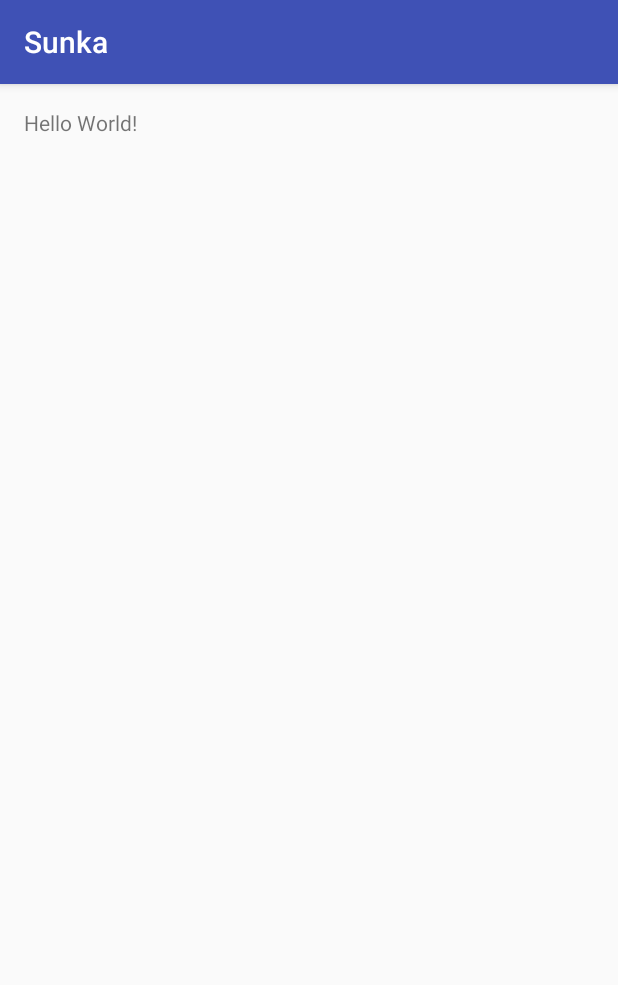
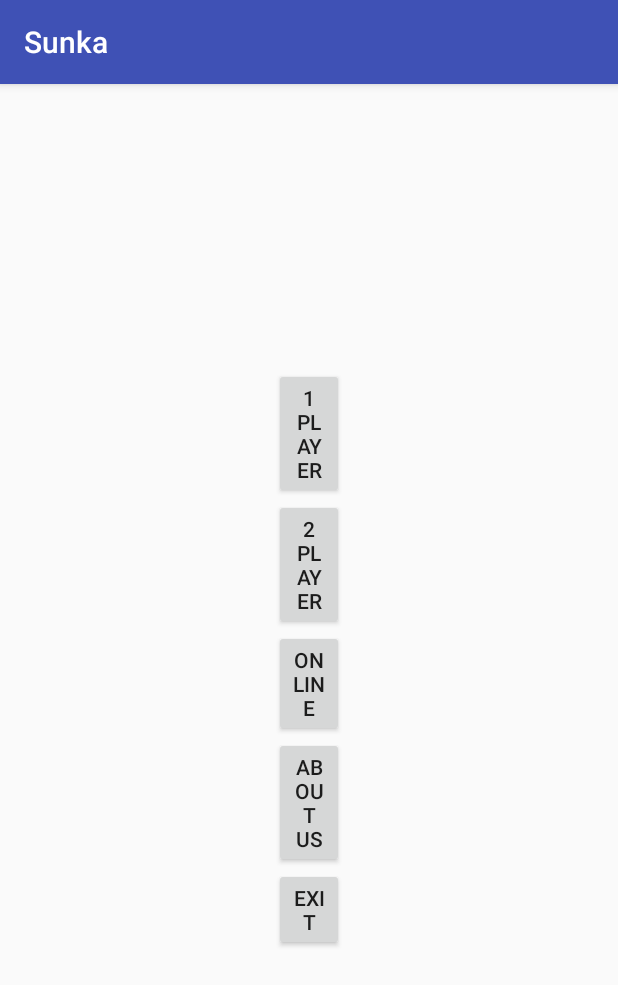
Before and after one commit to kylehodgetts/Sungka, an Android app: the screen it shows after launch (MainActivity), on a phone screen of 412 x 824 dp. Shown: the top 985 px of the screen. Run offline under Robolectric (Android 15) with nearby library versions, the phone set to English and light mode, and no system bars.

Commit message:
Made a simple menu with 5 buttons. All buttons have associated strings in strings.xml and have defined ID's.

```diff
--- a/app/src/main/res/layout/activity_main.xml
+++ b/app/src/main/res/layout/activity_main.xml
@@ -1,11 +1,71 @@
 <?xml version="1.0" encoding="utf-8"?>
 <RelativeLayout xmlns:android="http://schemas.android.com/apk/res/android"
     xmlns:tools="http://schemas.android.com/tools" android:layout_width="match_parent"
-    android:layout_height="match_parent" android:paddingLeft="@dimen/activity_horizontal_margin"
+    android:layout_height="match_parent"
+    android:paddingBottom="@dimen/activity_vertical_margin"
+    android:paddingLeft="@dimen/activity_horizontal_margin"
     android:paddingRight="@dimen/activity_horizontal_margin"
     android:paddingTop="@dimen/activity_vertical_margin"
-    android:paddingBottom="@dimen/activity_vertical_margin" tools:context=".MainActivity">
+    tools:context=".MainActivity">
 
-    <TextView android:text="Hello World!" android:layout_width="wrap_content"
-        android:layout_height="wrap_content" />
+    <LinearLayout
+        android:id="@+id/linearLayout"
+        android:layout_width="match_parent"
+        android:layout_height="match_parent"
+        android:orientation="horizontal">
+
+        <Space
+            android:layout_width="200dp"
+            android:layout_height="fill_parent"
+            android:layout_weight="1" />
+
+        <LinearLayout
+            android:layout_width="fill_parent"
+            android:layout_height="fill_parent"
+            android:layout_gravity="top"
+            android:layout_weight="10"
+            android:gravity="center"
+            android:orientation="vertical">
+
+            <Button
+                android:id="@+id/main_menu_button_one"
+                android:layout_width="fill_parent"
+                android:layout_height="wrap_content"
+                android:text="@string/main_menu_one_player" />
+
+            <Button
+                android:id="@+id/main_menu_button_two"
+                android:layout_width="fill_parent"
+                android:layout_height="wrap_content"
+                android:text="@string/main_menu_two_player" />
+
+            <Button
+                android:id="@+id/main_menu_button_online"
+                android:layout_width="fill_parent"
+                android:layout_height="wrap_content"
+                android:text="@string/main_menu_online" />
+
+            <Button
+                android:id="@+id/main_menu_button_us"
+                android:layout_width="fill_parent"
+                android:layout_height="wrap_content"
+                android:layout_gravity="center_horizontal"
+                android:text="@string/main_menu_about_us" />
+
+            <Button
+                android:id="@+id/main_menu_button_exit"
+                android:layout_width="fill_parent"
+                android:layout_height="wrap_content"
+                android:layout_gravity="center_horizontal"
+                android:text="@string/main_menu_exit" />
+
+        </LinearLayout>
+
+        <Space
+            android:layout_width="200dp"
+            android:layout_height="fill_parent"
+            android:layout_weight="1" />
+
+    </LinearLayout>
+
 </RelativeLayout>
--- a/app/src/main/res/values/strings.xml
+++ b/app/src/main/res/values/strings.xml
@@ -1,3 +1,9 @@
 <resources>
     <string name="app_name">Sunka</string>
+
+    <string name="main_menu_one_player">1 Player</string>
+    <string name="main_menu_two_player">2 Player</string>
+    <string name="main_menu_online">Online</string>
+    <string name="main_menu_about_us">About us</string>
+    <string name="main_menu_exit">Exit</string>
 </resources>
```
